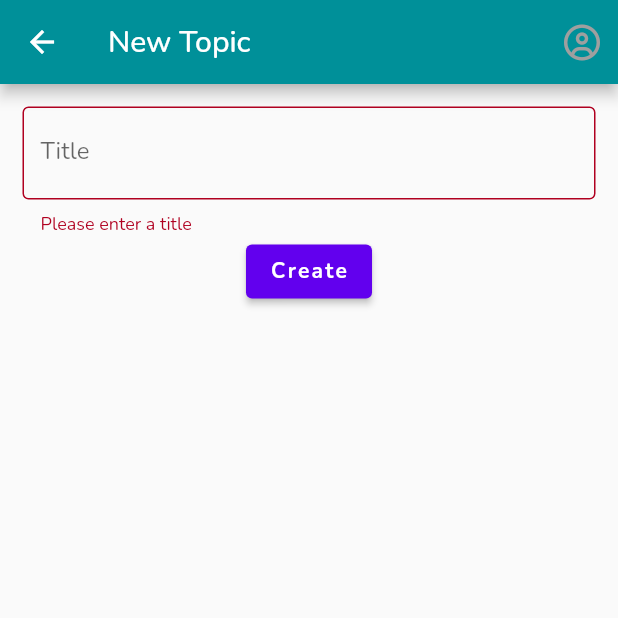
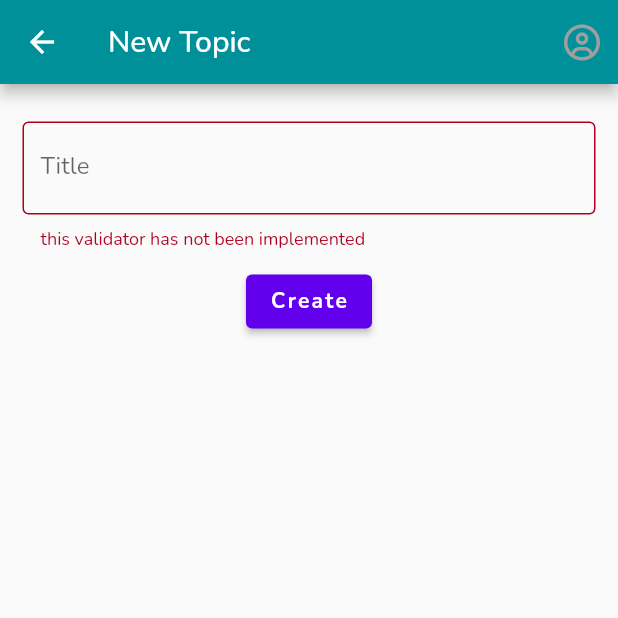
Before and after one commit to ChariseWalraven/quiz_app, a Flutter app: the NewTopicScreen screen opened by its route, after a tap on "Create", on a phone screen of 412 x 824 dp, the top half of it. Run offline on Flutter 3.47's test engine with Material 2 defaults, Android fonts, the light colour scheme and no system bars; our stand-ins replace cloud_firestore, firebase_auth, firebase_core, font_awesome_flutter, google_fonts, google_sign_in and 1 more; accounts and stored records are empty.

Commit message:
refactors new quiz page, moves some things to widgets

```diff
--- a/lib/topics/new_topic.dart
+++ b/lib/topics/new_topic.dart
@@ -76,7 +76,10 @@ class NewTopicForm extends StatelessWidget {
       key: _formKey,
       child: Column(
         children: [
-          TitleFormField(controller: _titleController),
+          OutlinedTextField(
+            label: "Title",
+            controller: _titleController,
+          ),
           CreateButton(
             onSubmit: () => _handleSubmit(context),
           ),
--- a/lib/widgets/form_widgets.dart
+++ b/lib/widgets/form_widgets.dart
@@ -1,4 +1,5 @@
 import 'package:flutter/material.dart';
+import 'package:quiz_app/helpers/helper_functions.dart';
 
 class TitleFormField extends StatelessWidget {
   const TitleFormField({super.key, required this.controller});
@@ -40,3 +41,37 @@ class CreateButton extends StatelessWidget {
     );
   }
 }
+
+class OutlinedTextField extends StatelessWidget {
+  const OutlinedTextField({
+    super.key,
+    this.onEditingComplete,
+    this.controller,
+    this.label,
+    this.hintText,
+    this.trailingIcon,
+  });
+
+  final TextEditingController? controller;
+  final void Function()? onEditingComplete;
+  final String? label;
+  final String? hintText;
+  final Widget? trailingIcon;
+
+  @override
+  Widget build(BuildContext context) {
+    return Padding(
+      padding: const EdgeInsets.symmetric(vertical: 10.0),
+      child: TextFormField(
+        decoration: InputDecoration(
+            labelText: label,
+            border: const OutlineInputBorder(),
+            hintText: hintText,
+            suffixIcon: trailingIcon),
+        controller: controller ?? TextEditingController(),
+        onEditingComplete: onEditingComplete,
+        validator: unimplimentedValidator,
+      ),
+    );
+  }
+}
```
Also changed, not shown: lib/quiz/new_quiz_page.dart (+56 -55 lines).
